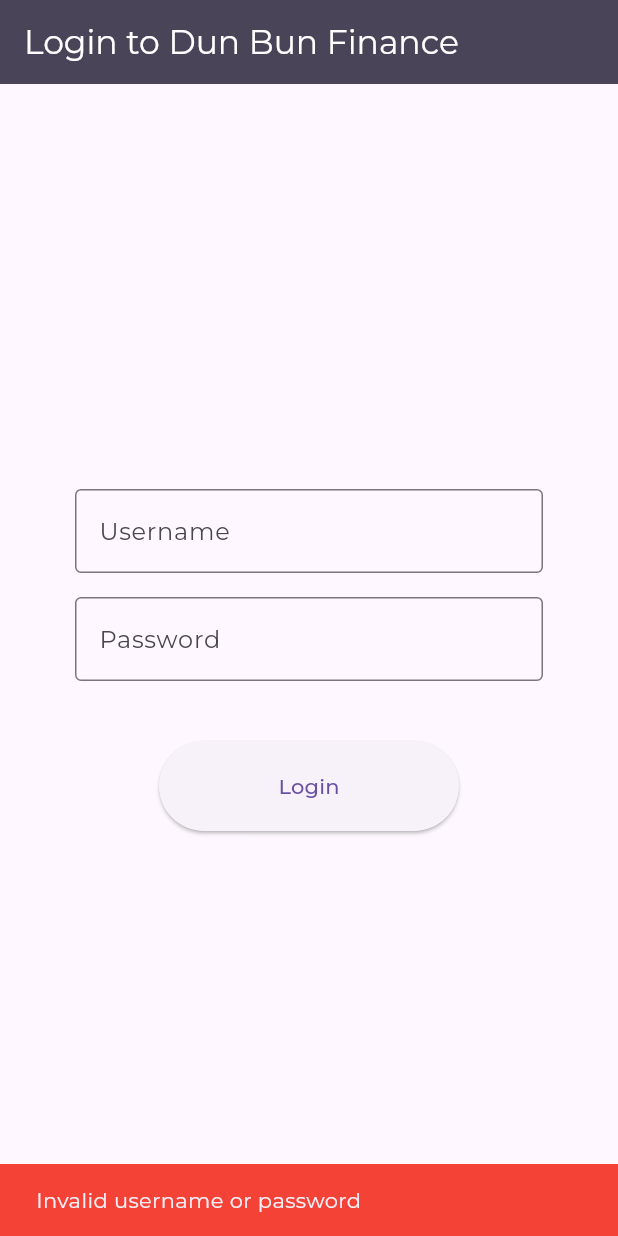
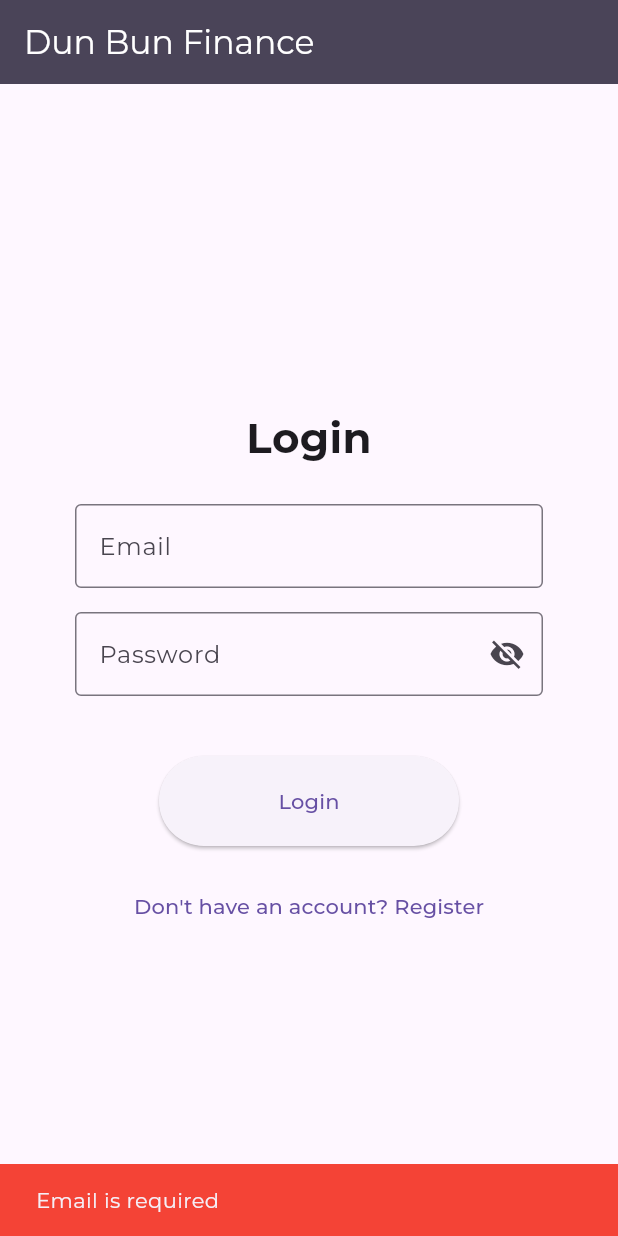
Before and after one commit to brpetrov/dun_bun_finance, a Flutter app: the screen it shows after launch, after a tap on "Login", on a phone screen of 412 x 824 dp. Run offline on Flutter 3.47's test engine with Material 3 defaults, Android fonts, the phone set to English and light mode, and no system bars; our stand-ins replace firebase_auth, firebase_core, google_fonts, sqflite, sqflite_common_ffi; missing offline and left inert: bitsdojo_window; accounts and stored records are empty.

Commit message:
login and firebase auth setup

```diff
--- a/lib/home_screen/home_screen.dart
+++ b/lib/home_screen/home_screen.dart
@@ -3,10 +3,12 @@ import 'package:dun_bun_finance/home_screen/sections/expense_section.dart';
 import 'package:dun_bun_finance/home_screen/sections/monthly_income_section.dart';
 import 'package:dun_bun_finance/home_screen/sections/pot_section.dart';
 import 'package:dun_bun_finance/home_screen/sections/totals_section.dart';
+import 'package:dun_bun_finance/services/auth_service.dart';
 import 'package:flutter/material.dart';
 
 class HomeScreen extends StatefulWidget {
-  const HomeScreen({super.key});
+  final String username;
+  const HomeScreen({super.key, required this.username});
 
   @override
   State<HomeScreen> createState() => _HomeScreenState();
@@ -76,7 +78,7 @@ class _HomeScreenState extends State<HomeScreen> {
   Widget build(BuildContext context) {
     return Scaffold(
       appBar: AppBar(
-        title: const Text("Dun Bun Finance"),
+        title: Text("Hello, ${widget.username}"),
         backgroundColor: Theme.of(context).colorScheme.onSecondaryContainer,
         foregroundColor: Colors.white,
         actions: [
@@ -86,6 +88,15 @@ class _HomeScreenState extends State<HomeScreen> {
               await _refreshData();
               calculateTotalExpenses();
               calculateIncomeAfterExpenses();
+            },
+          ),
+          IconButton(
+            icon: const Icon(Icons.logout),
+            onPressed: () async {
+              await AuthService.signOut();
+              if (mounted) {
+                Navigator.of(context).pushReplacementNamed('/login');
+              }
             },
           ),
         ],
--- a/lib/login_screen/login_screen.dart
+++ b/lib/login_screen/login_screen.dart
@@ -1,3 +1,5 @@
+import 'package:dun_bun_finance/services/auth_service.dart';
+import 'package:firebase_auth/firebase_auth.dart';
 import 'package:flutter/material.dart';
 
 class LoginScreen extends StatefulWidget {
@@ -8,23 +10,109 @@ class LoginScreen extends StatefulWidget {
 }
 
 class _LoginScreenState extends State<LoginScreen> {
-  final TextEditingController _usernameController = TextEditingController();
+  final TextEditingController _emailController = TextEditingController();
   final TextEditingController _passwordController = TextEditingController();
+  bool _isSignUp = false;
+  bool _isLoading = false;
+  bool _obscurePassword = true;
 
-  void _authenticate() {
-    const validUsername = "brpetrov";
-    const validPassword = "sonizaz99";
+  String? _validateEmail(String email) {
+    if (email.isEmpty) return 'Email is required';
+    final emailRegex = RegExp(r'^[^@]+@[^@]+\.[^@]+$');
+    if (!emailRegex.hasMatch(email)) return 'Enter a valid email address';
+    return null;
+  }
 
-    if (_usernameController.text == validUsername &&
-        _passwordController.text == validPassword) {
-      Navigator.of(context).pushNamed("/home");
-    } else {
+  String? _validatePassword(String password) {
+    if (password.isEmpty) return 'Password is required';
+    if (password.length < 6) return 'Password must be at least 6 characters';
+    if (!password.contains(RegExp(r'[A-Z]'))) {
+      return 'Password must contain at least 1 uppercase letter';
+    }
+    return null;
+  }
+
+  Future<void> _authenticate() async {
+    final emailError = _validateEmail(_emailController.text.trim());
+    final passwordError = _validatePassword(_passwordController.text);
+
+    if (emailError != null || passwordError != null) {
       ScaffoldMessenger.of(context).showSnackBar(
-        const SnackBar(
-          content: Text('Invalid username or password'),
+        SnackBar(
+          content: Text(emailError ?? passwordError!),
           backgroundColor: Colors.red,
         ),
       );
+      return;
+    }
+
+    setState(() => _isLoading = true);
+    try {
+      if (_isSignUp) {
+        await AuthService.signUp(
+            _emailController.text.trim(), _passwordController.text);
+        await AuthService.currentUser?.updateDisplayName(
+          _emailController.text.split('@')[0],
+        );
+        await AuthService.currentUser?.sendEmailVerification();
+        await AuthService.signOut();
+        if (mounted) {
+          ScaffoldMessenger.of(context).showSnackBar(
+            const SnackBar(
+              content: Text(
+                  'Account created! Please verify your email before logging in.'),
+              backgroundColor: Colors.green,
+              duration: Duration(seconds: 5),
+            ),
+          );
+          setState(() => _isSignUp = false);
+        }
+      } else {
+        await AuthService.signIn(
+            _emailController.text.trim(), _passwordController.text);
+        final user = AuthService.currentUser;
+        if (user != null && !user.emailVerified) {
+          await AuthService.signOut();
+          if (mounted) {
+            ScaffoldMessenger.of(context).showSnackBar(
+              SnackBar(
+                content: const Text(
+                    'Please verify your email before logging in. Check your inbox.'),
+                backgroundColor: Colors.orange,
+                duration: const Duration(seconds: 5),
+                action: SnackBarAction(
+                  label: 'Resend',
+                  textColor: Colors.white,
+                  onPressed: () async {
+                    await AuthService.signIn(
+                        _emailController.text.trim(), _passwordController.text);
+                    await AuthService.currentUser?.sendEmailVerification();
+                    await AuthService.signOut();
+                  },
+                ),
+              ),
+            );
+          }
+          return;
+        }
+        final username =
+            user?.displayName ?? user?.email?.split('@')[0] ?? 'User';
+        if (mounted) {
+          Navigator.of(context)
+              .pushReplacementNamed('/home', arguments: username);
+        }
+      }
+    } on FirebaseAuthException catch (e) {
+      if (mounted) {
+        ScaffoldMessenger.of(context).showSnackBar(
+          SnackBar(
+            content: Text(e.message ?? 'Authentication failed'),
+            backgroundColor: Colors.red,
+          ),
+        );
+      }
+    } finally {
+      if (mounted) setState(() => _isLoading = false);
     }
   }
 
@@ -32,40 +120,76 @@ class _LoginScreenState extends State<LoginScreen> {
   Widget build(BuildContext context) {
     return Scaffold(
       appBar: AppBar(
-        title: const Text('Login to Dun Bun Finance'),
+        title: const Text('Dun Bun Finance'),
         backgroundColor: Theme.of(context).colorScheme.onSecondaryContainer,
         foregroundColor: Colors.white,
       ),
-      body: Padding(
+      body: SingleChildScrollView(
         padding: const EdgeInsets.symmetric(horizontal: 50.0, vertical: 10),
+        child: ConstrainedBox(
+          constraints: BoxConstraints(
+            minHeight: MediaQuery.of(context).size.height -
+                MediaQuery.of(context).padding.top -
+                kToolbarHeight,
+          ),
           child: Column(
             mainAxisAlignment: MainAxisAlignment.center,
             children: [
+              Text(
+                _isSignUp ? 'Register' : 'Login',
+                style:
+                    const TextStyle(fontSize: 28, fontWeight: FontWeight.bold),
+              ),
+              const SizedBox(height: 24),
               TextField(
-              controller: _usernameController,
+                controller: _emailController,
                 decoration: const InputDecoration(
-                labelText: 'Username',
+                  labelText: 'Email',
                   border: OutlineInputBorder(),
                 ),
+                keyboardType: TextInputType.emailAddress,
               ),
               const SizedBox(height: 16),
               TextField(
                 controller: _passwordController,
-                decoration: const InputDecoration(
+                decoration: InputDecoration(
                   labelText: 'Password',
-                  border: OutlineInputBorder(),
+                  border: const OutlineInputBorder(),
+                  helperText: _isSignUp
+                      ? 'Min 6 characters, at least 1 uppercase letter'
+                      : null,
+                  suffixIcon: IconButton(
+                    icon: Icon(
+                      _obscurePassword
+                          ? Icons.visibility_off
+                          : Icons.visibility,
                     ),
-                obscureText: true,
-                onSubmitted: (value) => _authenticate()),
+                    onPressed: () =>
+                        setState(() => _obscurePassword = !_obscurePassword),
+                  ),
+                ),
+                obscureText: _obscurePassword,
+                onSubmitted: (_) => _authenticate(),
+              ),
               const SizedBox(height: 40),
-            ElevatedButton(
+              _isLoading
+                  ? const CircularProgressIndicator()
+                  : ElevatedButton(
                       style: ElevatedButton.styleFrom(
-                minimumSize: Size(200, 60),
+                        minimumSize: const Size(200, 60),
                       ),
                       onPressed: _authenticate,
-              child: const Text('Login'),
+                      child: Text(_isSignUp ? 'Register' : 'Login'),
+                    ),
+              const SizedBox(height: 16),
+              TextButton(
+                onPressed: () => setState(() => _isSignUp = !_isSignUp),
+                child: Text(_isSignUp
+                    ? 'Already have an account? Login'
+                    : "Don't have an account? Register"),
               ),
             ],
+          ),
         ),
       ),
     );
--- a/lib/main.dart
+++ b/lib/main.dart
@@ -2,6 +2,7 @@
 
 import 'package:dun_bun_finance/home_screen/home_screen.dart';
 import 'package:dun_bun_finance/login_screen/login_screen.dart';
+import 'package:dun_bun_finance/services/auth_service.dart';
 import 'package:firebase_core/firebase_core.dart';
 import 'package:dun_bun_finance/firebase_options.dart';
 import 'package:flutter/foundation.dart'; // For checking platform
@@ -25,7 +26,8 @@ void main() async {
     databaseFactory = databaseFactoryFfi; // Set the factory for sqflite
   }
 
-  runApp(const MainApp());
+  final initialRoute = AuthService.currentUser != null ? '/home' : '/login';
+  runApp(MainApp(initialRoute: initialRoute));
 
   if (defaultTargetPlatform == TargetPlatform.windows) {
     doWhenWindowReady(() {
@@ -40,7 +42,8 @@ void main() async {
 }
 
 class MainApp extends StatelessWidget {
-  const MainApp({super.key});
+  final String initialRoute;
+  const MainApp({super.key, required this.initialRoute});
 
   @override
   Widget build(BuildContext context) {
@@ -49,10 +52,21 @@ class MainApp extends StatelessWidget {
       theme: ThemeData(
         textTheme: GoogleFonts.montserratTextTheme(),
       ),
-      initialRoute: '/login',
+      initialRoute: initialRoute,
       routes: {
         '/login': (context) => const LoginScreen(),
-        '/home': (context) => const HomeScreen(),
+      },
+      onGenerateRoute: (settings) {
+        if (settings.name == '/home') {
+          final username = settings.arguments as String? ??
+              AuthService.currentUser?.displayName ??
+              AuthService.currentUser?.email?.split('@')[0] ??
+              'User';
+          return MaterialPageRoute(
+            builder: (context) => HomeScreen(username: username),
+          );
+        }
+        return null;
       },
     );
   }
--- /dev/null
+++ b/lib/services/auth_service.dart
@@ -0,0 +1,27 @@
+import 'package:firebase_auth/firebase_auth.dart';
+
+class AuthService {
+  static final FirebaseAuth _auth = FirebaseAuth.instance;
+
+  static User? get currentUser => _auth.currentUser;
+
+  static Future<UserCredential> signUp(String email, String password) async {
+    return await _auth.createUserWithEmailAndPassword(
+      email: email,
+      password: password,
+    );
+  }
+
+  static Future<UserCredential> signIn(String email, String password) async {
+    return await _auth.signInWithEmailAndPassword(
+      email: email,
+      password: password,
+    );
+  }
+
+  static Future<void> signOut() async {
+    await _auth.signOut();
+  }
+
+  static Stream<User?> get authStateChanges => _auth.authStateChanges();
+}
```
Lines whose indentation alone changed are shown as unchanged.
